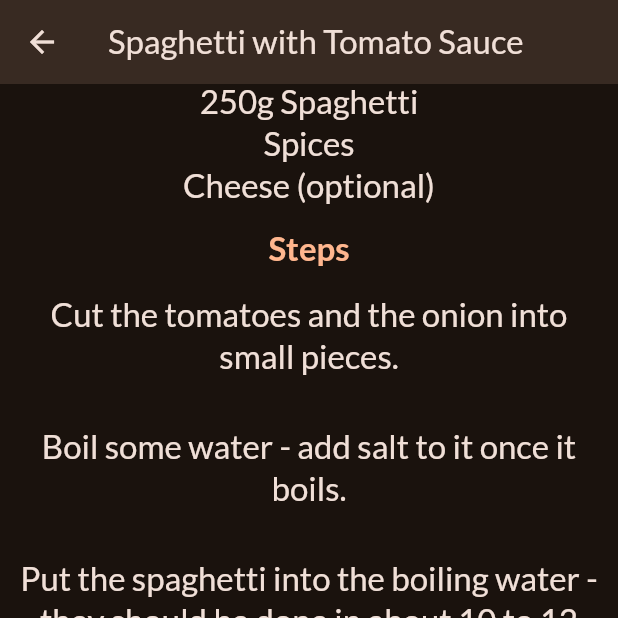
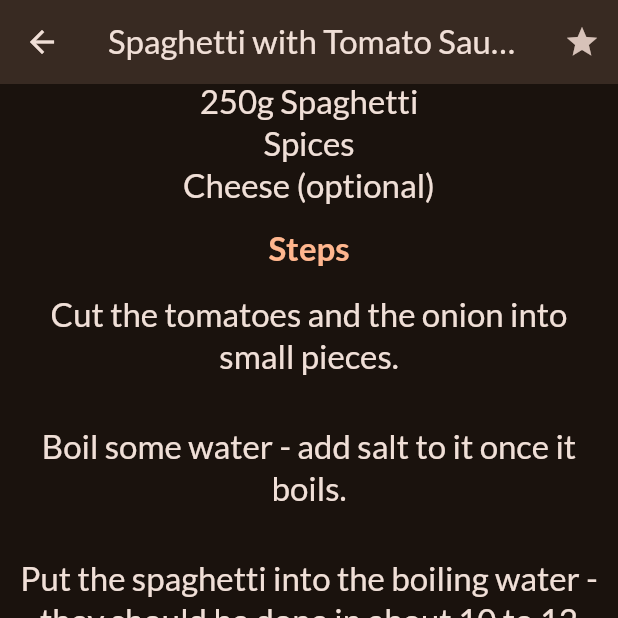
Before and after one commit to sweihmuller/meals_app, a Flutter app: the MealDetails screen opened directly with sample values from the repository, scrolled down 442 dp, on a phone screen of 412 x 824 dp, the top half of it. Run offline on Flutter 3.47's test engine with Material 3 defaults, Android fonts, the phone set to English and light mode, and no system bars; our stand-ins replace google_fonts, transparent_image; network calls fail.

Commit message:
Add ability to toggle favorite status and display it on screen

```diff
--- a/lib/screens/meal_details.dart
+++ b/lib/screens/meal_details.dart
@@ -2,14 +2,28 @@ import 'package:flutter/material.dart';
 import 'package:meals_app/models/meal.dart';
 
 class MealDetails extends StatelessWidget {
-  const MealDetails({super.key, required this.meal});
+  const MealDetails({
+    super.key,
+    required this.meal,
+    required this.onToggleFavorite,
+  });
 
   final Meal meal;
-
+  final void Function(Meal meal) onToggleFavorite;
   @override
   Widget build(BuildContext context) {
     return Scaffold(
-      appBar: AppBar(title: Text(meal.title)),
+      appBar: AppBar(
+        title: Text(meal.title),
+        actions: [
+          IconButton(
+            onPressed: () {
+              onToggleFavorite(meal);
+            },
+            icon: Icon(Icons.star),
+          ),
+        ],
+      ),
       body: SingleChildScrollView(
         child: Column(
           mainAxisAlignment: MainAxisAlignment.center,
```
Also changed, not shown: lib/screens/categories.dart (+9 -3 lines), lib/screens/meals.dart (+11 -2 lines), lib/screens/tabs.dart (+32 -2 lines).
